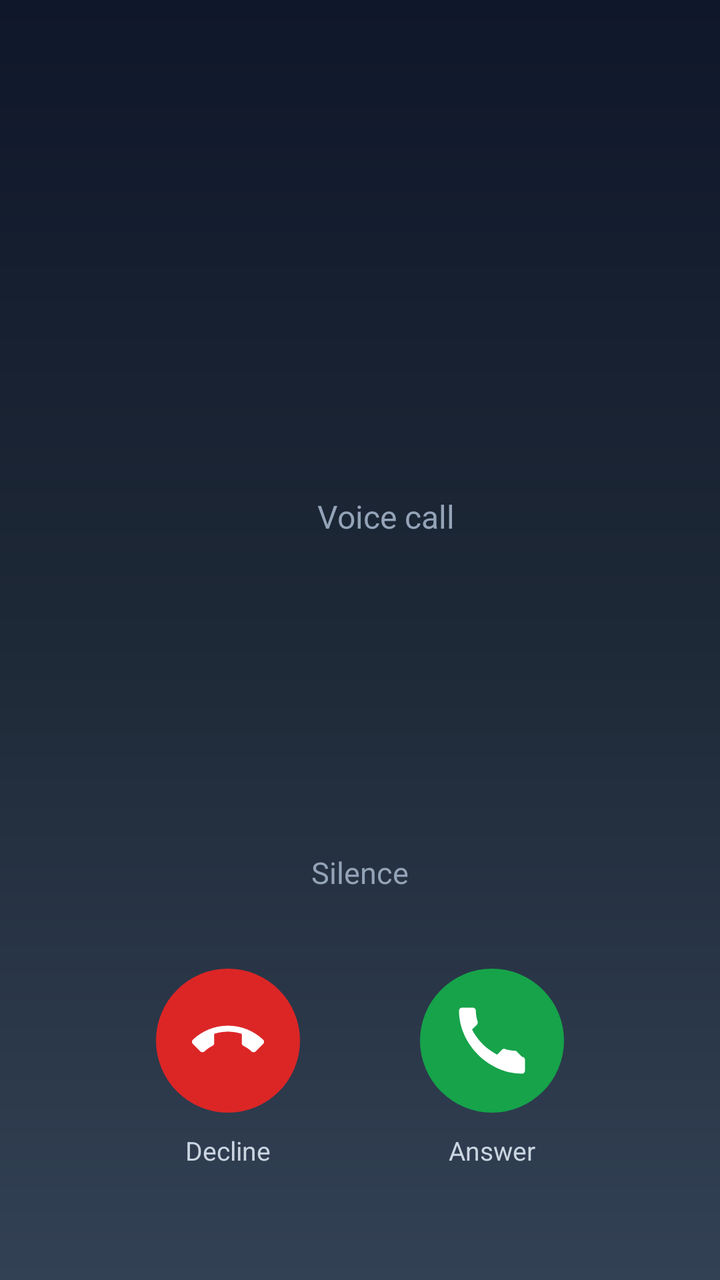
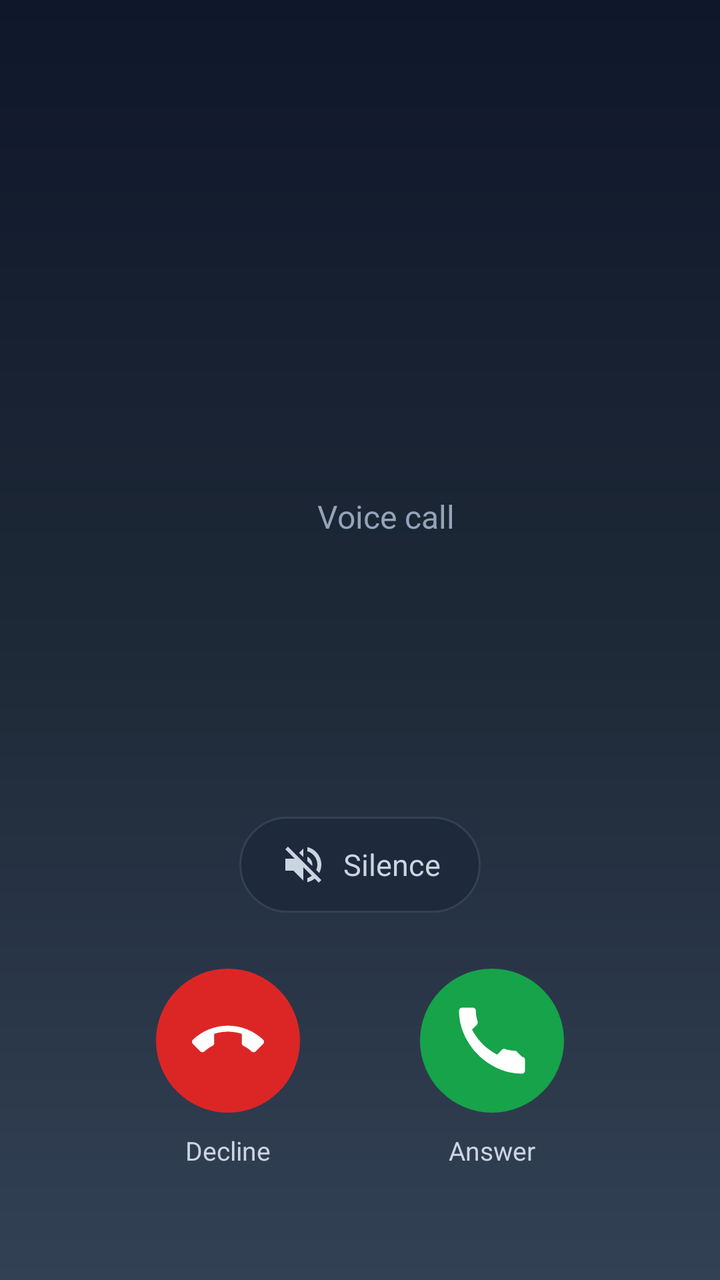

Before-and-after screenshots of an Android layout around one commit, followed by the original layout XML and the change that was made.
<!-- AndroidManifest.xml: application theme Theme.UnlimitedPossibilities12 -->
<!-- res/layout/dialog_incoming_call.xml -->
<?xml version="1.0" encoding="utf-8"?>
<androidx.constraintlayout.widget.ConstraintLayout
    xmlns:android="http://schemas.android.com/apk/res/android"
    xmlns:app="http://schemas.android.com/apk/res-auto"
    android:layout_width="match_parent"
    android:layout_height="match_parent"
    android:background="@drawable/gradient_voice_call_background">

    <ImageView
        android:id="@+id/call_icon"
        android:layout_width="140dp"
        android:layout_height="140dp"
        android:layout_marginTop="40dp"
        android:contentDescription="Caller picture"
        android:scaleType="centerCrop"
        app:layout_constraintTop_toTopOf="parent"
        app:layout_constraintStart_toStartOf="parent"
        app:layout_constraintEnd_toEndOf="parent"
        app:layout_constraintVertical_bias="0.16" />

    
    <TextView
        android:id="@+id/caller_name_text_view"
        android:layout_width="0dp"
        android:layout_height="wrap_content"
        android:layout_marginTop="22dp"
        android:layout_marginHorizontal="24dp"
        android:ellipsize="end"
        android:gravity="center"
        android:maxLines="1"
        android:textColor="#F1F5F9"
        android:textSize="28sp"
        android:textStyle="bold"
        app:layout_constraintTop_toBottomOf="@id/call_icon"
        app:layout_constraintStart_toStartOf="parent"
        app:layout_constraintEnd_toEndOf="parent" />

    
    <LinearLayout
        android:id="@+id/call_type_container"
        android:layout_width="wrap_content"
        android:layout_height="wrap_content"
        android:layout_marginTop="8dp"
        android:gravity="center_vertical"
        android:orientation="horizontal"
        app:layout_constraintTop_toBottomOf="@id/caller_name_text_view"
        app:layout_constraintStart_toStartOf="parent"
        app:layout_constraintEnd_toEndOf="parent">

        <ImageView
            android:id="@+id/call_type_icon"
            android:layout_width="18dp"
            android:layout_height="18dp"
            android:layout_marginEnd="8dp"
            android:contentDescription="@null" />

        <TextView
            android:id="@+id/call_title"
            android:layout_width="wrap_content"
            android:layout_height="wrap_content"
            android:text="@string/call_incoming_voice"
            android:textColor="#94A3B8"
            android:textSize="16sp" />
    </LinearLayout>

    
    <TextView
        android:id="@+id/silence_button"
        android:layout_width="wrap_content"
        android:layout_height="wrap_content"
        android:layout_marginBottom="28dp"
        android:background="?attr/selectableItemBackground"
        android:clickable="true"
        android:focusable="true"
        android:paddingHorizontal="18dp"
        android:paddingVertical="10dp"
        android:text="@string/call_silence"
        android:textColor="#94A3B8"
        android:textSize="15sp"
        app:layout_constraintBottom_toTopOf="@id/answer_row"
        app:layout_constraintStart_toStartOf="parent"
        app:layout_constraintEnd_toEndOf="parent" />

    <LinearLayout
        android:id="@+id/answer_row"
        android:layout_width="0dp"
        android:layout_height="wrap_content"
        android:layout_marginBottom="56dp"
        android:layout_marginHorizontal="48dp"
        android:baselineAligned="false"
        android:orientation="horizontal"
        app:layout_constraintBottom_toBottomOf="parent"
        app:layout_constraintStart_toStartOf="parent"
        app:layout_constraintEnd_toEndOf="parent">

        <LinearLayout
            android:layout_width="0dp"
            android:layout_height="wrap_content"
            android:layout_weight="1"
            android:gravity="center"
            android:orientation="vertical">

            <ImageView
                android:id="@+id/reject_button"
                android:layout_width="72dp"
                android:layout_height="72dp"
                android:background="@drawable/circle_background"
                android:backgroundTint="#DC2626"
                android:clickable="true"
                android:contentDescription="@string/call_decline"
                android:focusable="true"
                android:padding="18dp"
                android:src="@drawable/ic_call_end_down"
                app:tint="#FFFFFF" />

            <TextView
                android:layout_width="wrap_content"
                android:layout_height="wrap_content"
                android:layout_marginTop="10dp"
                android:text="@string/call_decline"
                android:textColor="#CBD5E1"
                android:textSize="13sp" />
        </LinearLayout>

        <LinearLayout
            android:layout_width="0dp"
            android:layout_height="wrap_content"
            android:layout_weight="1"
            android:gravity="center"
            android:orientation="vertical">

            <ImageView
                android:id="@+id/accept_button"
                android:layout_width="72dp"
                android:layout_height="72dp"
                android:background="@drawable/circle_background"
                android:backgroundTint="#16A34A"
                android:clickable="true"
                android:contentDescription="@string/call_answer"
                android:focusable="true"
                android:padding="18dp"
                android:src="@drawable/ic_calls"
                app:tint="#FFFFFF" />

            <TextView
                android:layout_width="wrap_content"
                android:layout_height="wrap_content"
                android:layout_marginTop="10dp"
                android:text="@string/call_answer"
                android:textColor="#CBD5E1"
                android:textSize="13sp" />
        </LinearLayout>
    </LinearLayout>
</androidx.constraintlayout.widget.ConstraintLayout>
<!-- resources referenced by this layout -->
<resources>
  <!-- drawable circle_background (drawable) -->
  <?xml version="1.0" encoding="utf-8"?>
  <shape xmlns:android="http://schemas.android.com/apk/res/android">
      <solid android:color="#757575" />
      <corners android:radius="60dp" />
  </shape>
  <!-- drawable gradient_voice_call_background (drawable) -->
  <?xml version="1.0" encoding="utf-8"?>
  <shape xmlns:android="http://schemas.android.com/apk/res/android">
      <gradient
          android:angle="270"
          android:startColor="#0F172A"
          android:centerColor="#1E2937"
          android:endColor="#334155" />
  </shape>
  <!-- drawable ic_call_end_down (drawable) -->
  <?xml version="1.0" encoding="utf-8"?>
  <vector xmlns:android="http://schemas.android.com/apk/res/android"
      android:width="24dp"
      android:height="24dp"
      android:viewportWidth="24"
      android:viewportHeight="24">
      <path
          android:fillColor="#FFFFFF"
          android:pathData="M12,9c-1.6,0 -3.15,0.25 -4.6,0.72v3.1c0,0.39 -0.23,0.74 -0.56,0.9 -0.98,0.49 -1.87,1.12 -2.66,1.85 -0.18,0.18 -0.43,0.28 -0.7,0.28 -0.28,0 -0.53,-0.11 -0.71,-0.29L0.29,13.08c-0.18,-0.17 -0.29,-0.42 -0.29,-0.7 0,-0.28 0.11,-0.53 0.29,-0.71C3.34,8.78 7.46,7 12,7s8.66,1.78 11.71,4.67c0.18,0.18 0.29,0.43 0.29,0.71 0,0.28 -0.11,0.53 -0.29,0.71l-2.48,2.48c-0.18,0.18 -0.43,0.29 -0.71,0.29 -0.27,0 -0.52,-0.11 -0.7,-0.28 -0.79,-0.74 -1.69,-1.36 -2.67,-1.85 -0.33,-0.16 -0.56,-0.5 -0.56,-0.9v-3.1C15.15,9.25 13.6,9 12,9z" />
  </vector>
  <!-- drawable ic_calls (drawable) -->
  <vector xmlns:android="http://schemas.android.com/apk/res/android"
      android:width="24dp"
      android:height="24dp"
      android:viewportWidth="24"
      android:viewportHeight="24">
      <path
          android:fillColor="#FFFFFF"
          android:pathData="M20.01,15.38C18.78,15.38 17.59,15.18 16.48,14.82C16.08,14.66 15.63,14.72 15.3,15.05L13.7,16.65C10.25,14.93 7.06,11.75 5.35,8.3L6.95,6.7C7.28,6.37 7.34,5.92 7.18,5.52C6.82,4.41 6.62,3.22 6.62,2C6.62,1.45 6.17,1 5.62,1L2.01,1C1.46,1 1,1.45 1,2C1,13.08 10.92,23 22,23C22.55,23 23,22.55 23,22L23,18.38C23,17.83 22.55,17.38 22.01,17.38L20.01,15.38Z"/>
  </vector>
  <string name="call_answer">Answer</string>
  <string name="call_decline">Decline</string>
  <string name="call_incoming_voice">Voice call</string>
  <string name="call_silence">Silence</string>
  <style name="Theme.UnlimitedPossibilities12" parent="Base.Theme.UnlimitedPossibilities12" />
  <style name="Base.Theme.UnlimitedPossibilities12" parent="Theme.Material3.DayNight.NoActionBar">
          
          
      </style>
</resources>

<!-- the commit's change to res/layout/dialog_incoming_call.xml (unified diff, before → after) -->
@@ -16,7 +16,7 @@
         app:layout_constraintTop_toTopOf="parent"
         app:layout_constraintStart_toStartOf="parent"
         app:layout_constraintEnd_toEndOf="parent"
-        app:layout_constraintVertical_bias="0.16" />
+        app:layout_constraintVertical_bias="0.26" />
 
     
     <TextView
@@ -47,12 +47,14 @@
         app:layout_constraintStart_toStartOf="parent"
         app:layout_constraintEnd_toEndOf="parent">
 
+        
         <ImageView
             android:id="@+id/call_type_icon"
             android:layout_width="18dp"
             android:layout_height="18dp"
             android:layout_marginEnd="8dp"
-            android:contentDescription="@null" />
+            android:contentDescription="@null"
+            app:tint="#94A3B8" />
 
         <TextView
             android:id="@+id/call_title"
@@ -69,13 +71,17 @@
         android:layout_width="wrap_content"
         android:layout_height="wrap_content"
         android:layout_marginBottom="28dp"
-        android:background="?attr/selectableItemBackground"
+        android:background="@drawable/bg_silence_button"
         android:clickable="true"
+        android:drawableStart="@drawable/ic_volume_off_offline"
+        android:drawablePadding="8dp"
+        android:drawableTint="#CBD5E1"
         android:focusable="true"
-        android:paddingHorizontal="18dp"
-        android:paddingVertical="10dp"
+        android:gravity="center_vertical"
+        android:paddingHorizontal="20dp"
+        android:paddingVertical="12dp"
         android:text="@string/call_silence"
-        android:textColor="#94A3B8"
+        android:textColor="#CBD5E1"
         android:textSize="15sp"
         app:layout_constraintBottom_toTopOf="@id/answer_row"
         app:layout_constraintStart_toStartOf="parent"
<!-- resource entries referenced after the edit -->
@@ -1,5 +1,12 @@
 <!-- resources referenced by this layout -->
 <resources>
+  <!-- drawable bg_silence_button (drawable) -->
+  <?xml version="1.0" encoding="utf-8"?>
+  <shape xmlns:android="http://schemas.android.com/apk/res/android" android:shape="rectangle">
+      <solid android:color="#1E293B" />
+      <stroke android:width="1dp" android:color="#334155" />
+      <corners android:radius="24dp" />
+  </shape>
   <!-- drawable circle_background (drawable) -->
   <?xml version="1.0" encoding="utf-8"?>
   <shape xmlns:android="http://schemas.android.com/apk/res/android">
@@ -36,6 +43,17 @@
           android:fillColor="#FFFFFF"
           android:pathData="M20.01,15.38C18.78,15.38 17.59,15.18 16.48,14.82C16.08,14.66 15.63,14.72 15.3,15.05L13.7,16.65C10.25,14.93 7.06,11.75 5.35,8.3L6.95,6.7C7.28,6.37 7.34,5.92 7.18,5.52C6.82,4.41 6.62,3.22 6.62,2C6.62,1.45 6.17,1 5.62,1L2.01,1C1.46,1 1,1.45 1,2C1,13.08 10.92,23 22,23C22.55,23 23,22.55 23,22L23,18.38C23,17.83 22.55,17.38 22.01,17.38L20.01,15.38Z"/>
   </vector>
+  <!-- drawable ic_volume_off_offline (drawable) -->
+  <?xml version="1.0" encoding="utf-8"?>
+  <vector xmlns:android="http://schemas.android.com/apk/res/android"
+      android:width="24dp"
+      android:height="24dp"
+      android:viewportWidth="24"
+      android:viewportHeight="24">
+      <path
+          android:fillColor="#FFFFFF"
+          android:pathData="M16.5,12c0,-1.77 -1.02,-3.29 -2.5,-4.03v2.21l2.45,2.45c0.03,-0.2 0.05,-0.41 0.05,-0.63zM19,12c0,0.94 -0.2,1.82 -0.54,2.64l1.51,1.51C20.63,14.91 21,13.5 21,12c0,-4.28 -2.99,-7.86 -7,-8.77v2.06c2.89,0.86 5,3.54 5,6.71zM4.27,3L3,4.27 7.73,9H3v6h4l5,5v-6.73l4.25,4.25c-0.67,0.52 -1.42,0.93 -2.25,1.18v2.06c1.38,-0.31 2.63,-0.95 3.69,-1.81L19.73,21 21,19.73l-9,-9L4.27,3zM12,4L9.91,6.09 12,8.18V4z" />
+  </vector>
   <string name="call_answer">Answer</string>
   <string name="call_decline">Decline</string>
   <string name="call_incoming_voice">Voice call</string>
